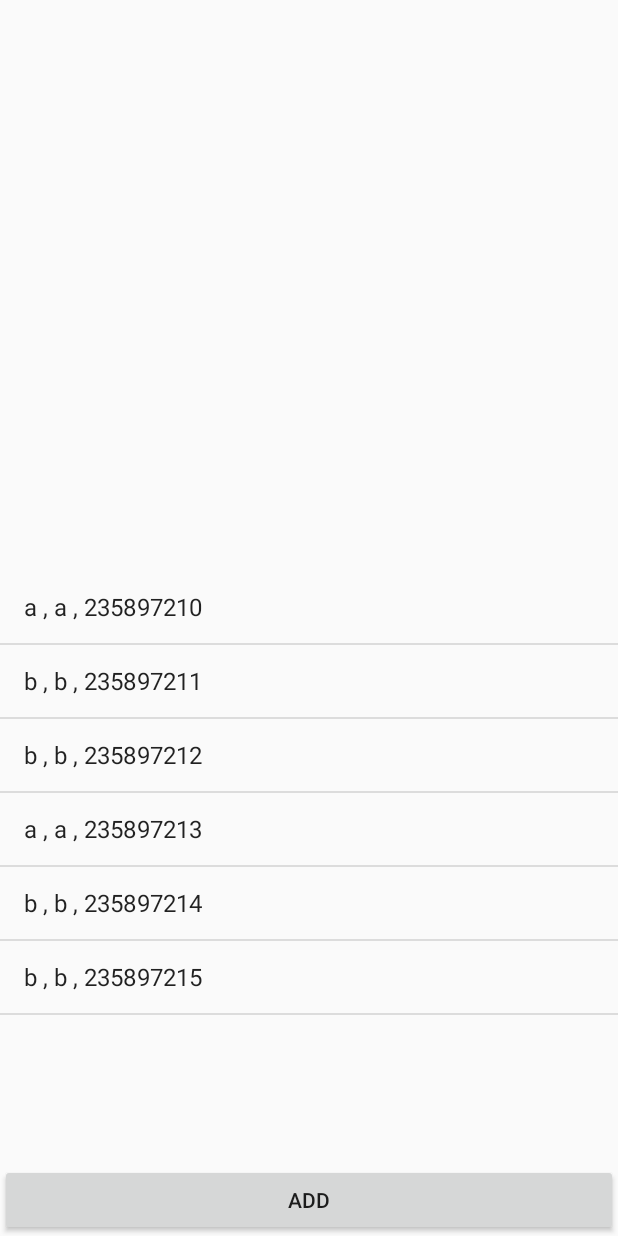
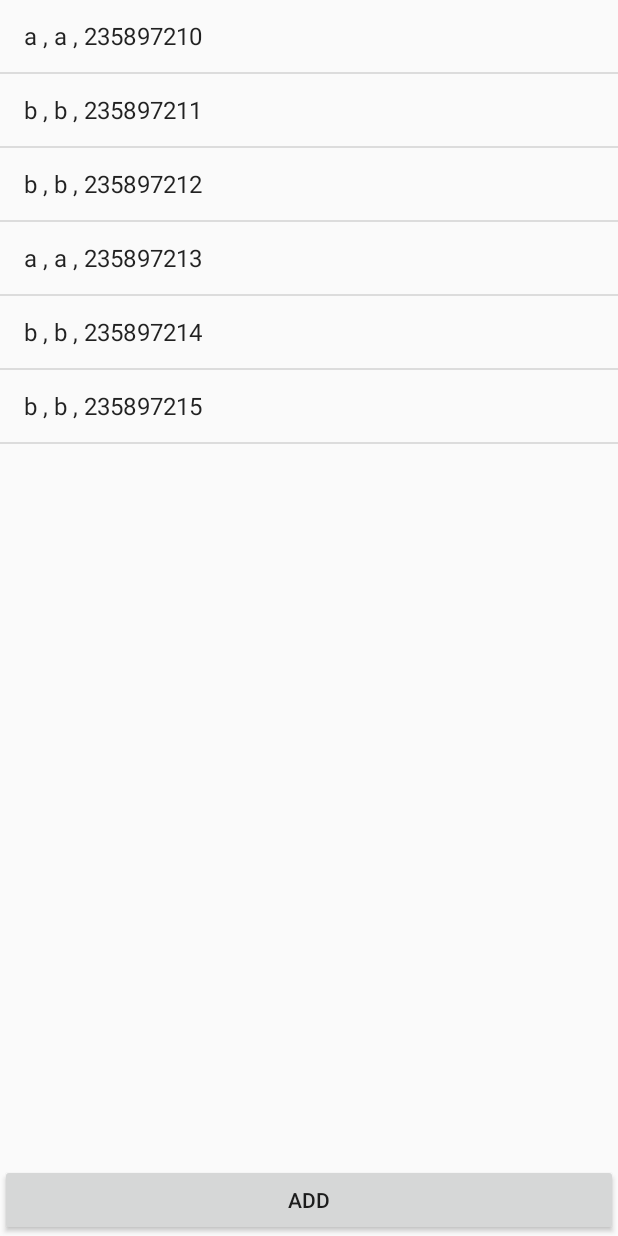
Before and after one commit to matanmor97/Project_Java_5778, an Android app: the ClientsList screen opened directly, with no data from a screen before it, on a phone screen of 412 x 824 dp. Run offline under Robolectric (Android 15) with nearby library versions, the phone set to English and light mode, and no system bars.

Commit message:
matan 6.1

```diff
--- a/app/src/main/java/com/example/user/project_java_5778/controller/ClientProperty.java
+++ b/app/src/main/java/com/example/user/project_java_5778/controller/ClientProperty.java
@@ -1,6 +1,3 @@
-//something wrong!!!!!!!!!!!!!!! onCreate
-
-
 package com.example.user.project_java_5778.controller;
 
 import android.app.Activity;
@@ -93,7 +90,6 @@ public class ClientProperty extends AppCompatActivity implements View.OnClickLis
         setContentView(R.layout.activity_client_property);
 
 
-
         DBManagerFactory.getInstanse().getClients();
 
         findViews();
--- a/app/src/main/java/com/example/user/project_java_5778/controller/UpdateClient.java
+++ b/app/src/main/java/com/example/user/project_java_5778/controller/UpdateClient.java
@@ -1,5 +1,3 @@
-
-
 package com.example.user.project_java_5778.controller;
 
 import android.content.ContentValues;
--- a/app/src/main/java/com/example/user/project_java_5778/model/backend/TakeGo_Const.java
+++ b/app/src/main/java/com/example/user/project_java_5778/model/backend/TakeGo_Const.java
@@ -49,6 +49,11 @@ public class TakeGo_Const {
         public static final String kilometers = "kilometers";
         public static final String carNumber = "carNumber";
     }
+
+    public class ConstValue {
+        public final static String CLIENT_ID_KEY = "com.example.user.project_java_5778.model.backend.TakeGo_const.CLIENT_ID";
+    }
+
 
 
     public static CarModel StringToCarModel(String string) {
--- a/app/src/main/res/layout/activity_clients_list.xml
+++ b/app/src/main/res/layout/activity_clients_list.xml
@@ -11,9 +11,10 @@
         android:id="@+id/list_view"
         android:layout_width="match_parent"
         android:layout_height="395dp"
-        android:layout_above="@+id/add_button"
+        android:layout_alignParentTop="true"
         android:layout_alignParentLeft="true"
-        android:layout_alignParentStart="true" />
+        android:layout_alignParentStart="true"
+        android:layout_above="@+id/add_button" />
 
     <Button
         android:id="@+id/add_button"
```
Also changed, not shown: app/src/main/java/com/example/user/project_java_5778/controller/ClientsList.java (+6 -2 lines).
